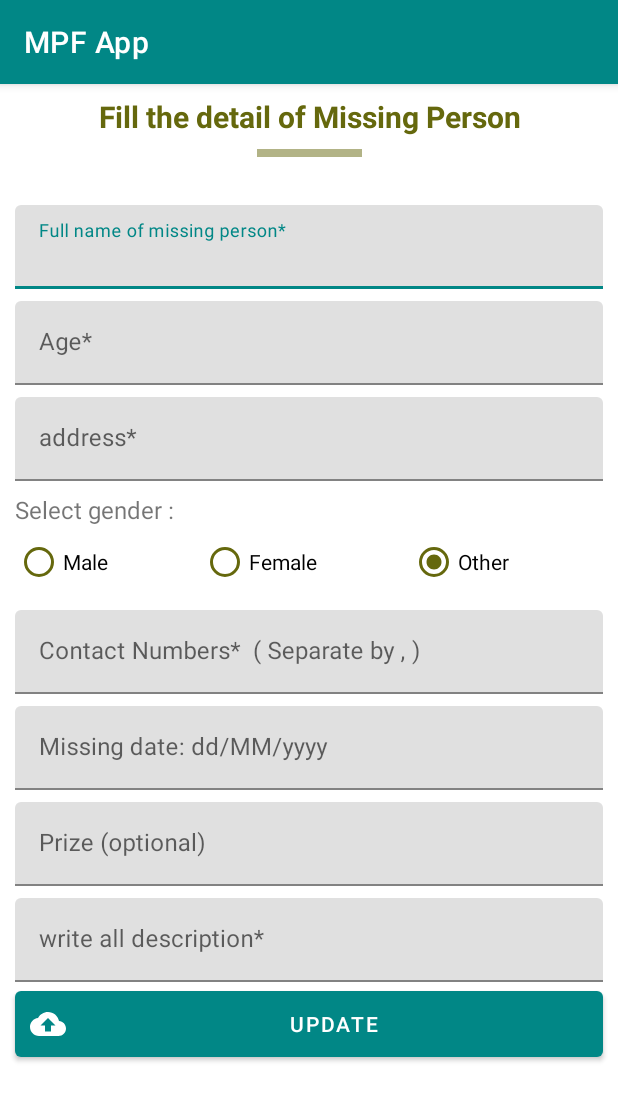
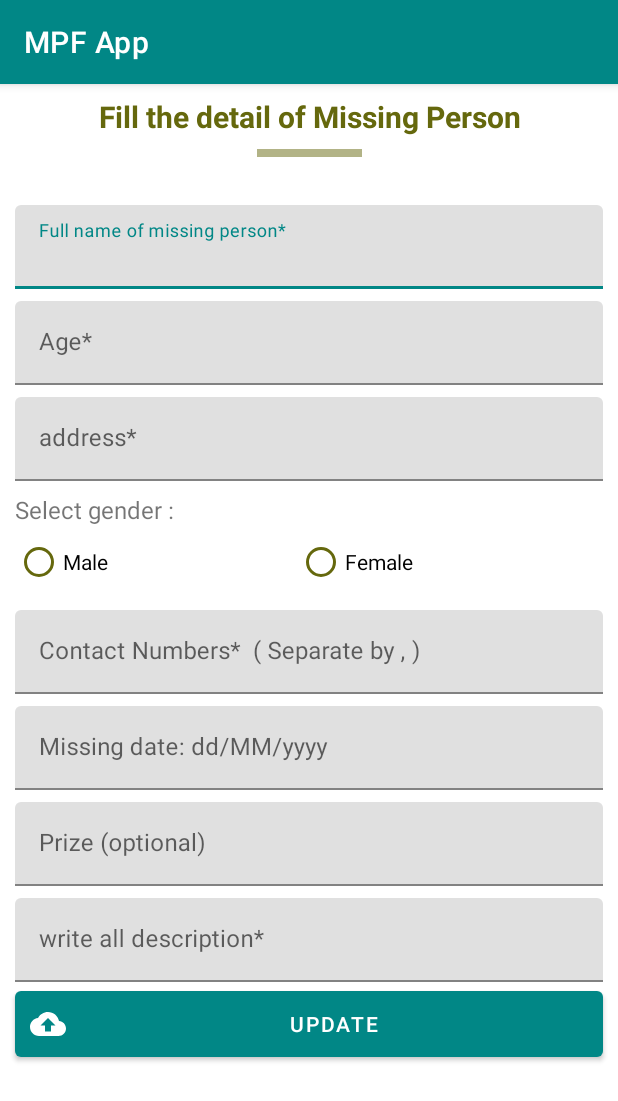
Before and after one commit to FardsyadCS270UITM/Missing-People, an Android app: the EditActivity screen opened directly, with no data from a screen before it, on a phone screen of 412 x 824 dp. Shown: the top 1101 px of the screen. Run offline under Robolectric (Android 15) with nearby library versions, the phone set to English and light mode, and no system bars; our stand-ins replace Firebase (no records; nobody signed in at launch, a user with empty details on screens opened directly); 9 statements that could not run were skipped.

Commit message:
delete other

```diff
--- a/app/src/main/java/com/hemantpatel/mpfapp/EditActivity.java
+++ b/app/src/main/java/com/hemantpatel/mpfapp/EditActivity.java
@@ -80,8 +80,6 @@ public class EditActivity extends AppCompatActivity {
             mGroup.check(R.id.male_rdo_btn);
         } else if (mOldData.getGender().equals("Female")) {
             mGroup.check(R.id.female_rdo_btn);
-        } else {
-            mGroup.check(R.id.other_rdo_btn);
         }
     }
 
--- a/app/src/main/res/layout/activity_edit.xml
+++ b/app/src/main/res/layout/activity_edit.xml
@@ -142,15 +142,6 @@
                     android:text="@string/female"
                     tools:targetApi="lollipop" />
 
-                <RadioButton
-                    android:id="@+id/other_rdo_btn"
-                    android:layout_width="wrap_content"
-                    android:layout_height="wrap_content"
-                    android:layout_weight="1"
-                    android:buttonTint="@color/mycolor1"
-                    android:text="@string/other"
-                    tools:targetApi="lollipop" />
-
             </RadioGroup>
 
 
```
